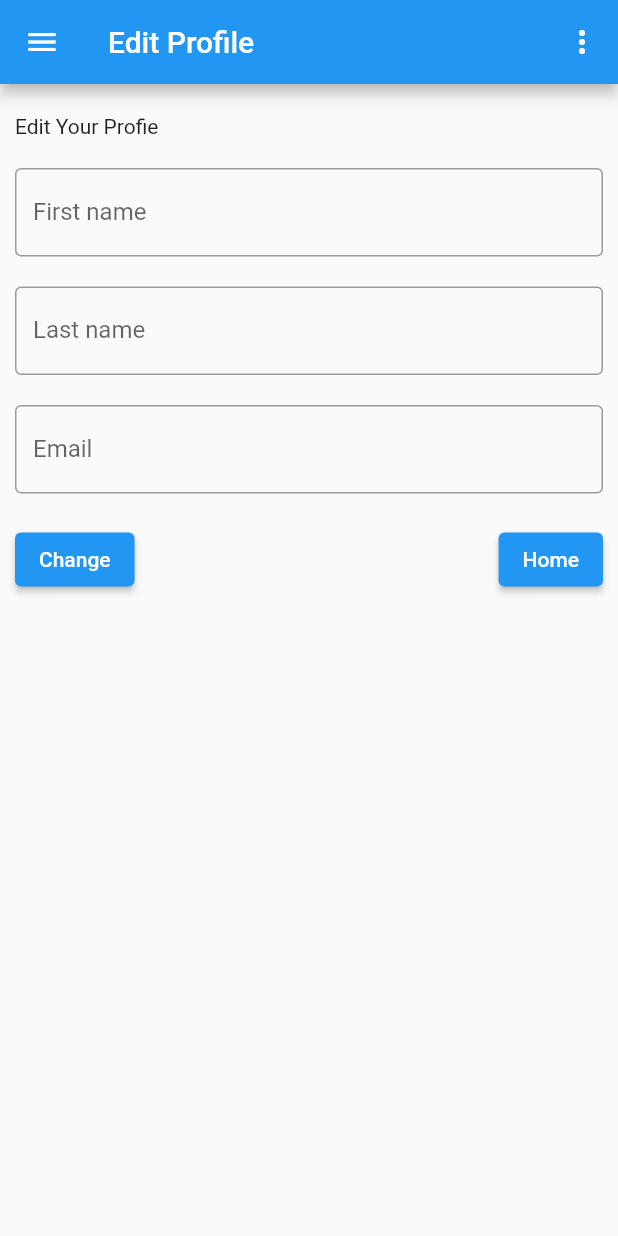
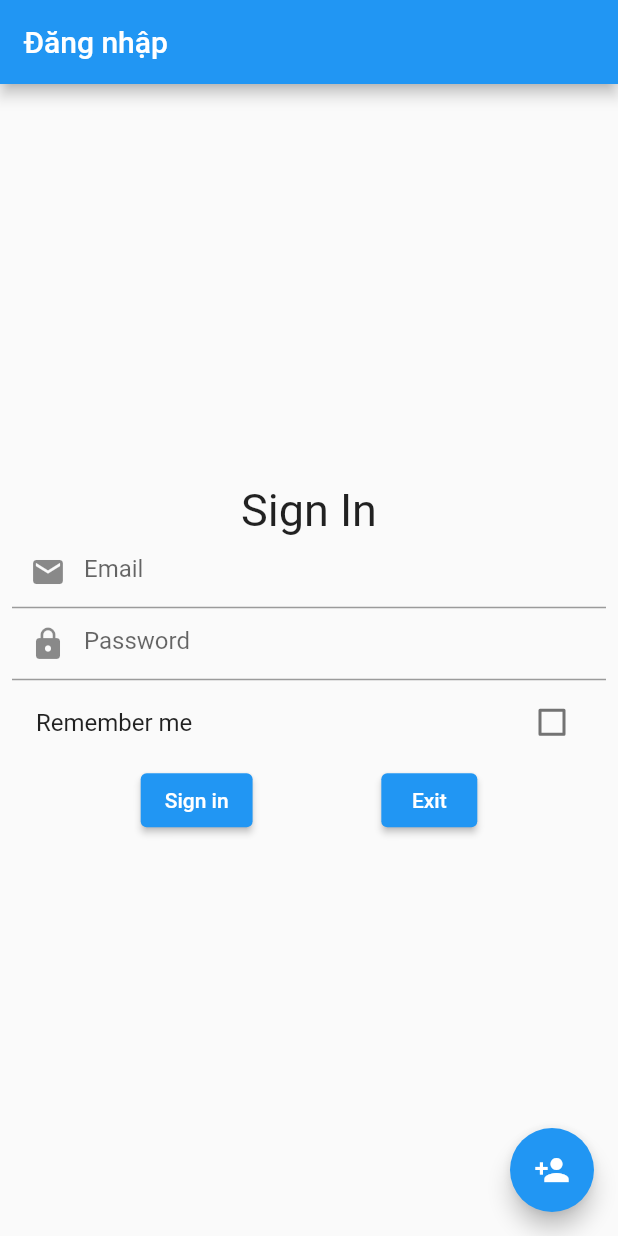
Before and after one commit to duyduc2809/MockProject1, a Flutter app: the screen it shows after launch, on a phone screen of 412 x 824 dp. Run offline on Flutter 3.47's test engine with Material 2 defaults, Android fonts, the phone set to English and light mode, and no system bars; our stand-ins replace shared_preferences, sqflite; accounts and stored records are empty.

Commit message:
add DualScreen, 2 forms

```diff
--- a/lib/main.dart
+++ b/lib/main.dart
@@ -1,7 +1,8 @@
 import 'package:flutter/material.dart';
+import 'package:mock_prj1/screens/DualFormScreen.dart';
 import 'package:mock_prj1/screens/EditProfile.dart';
-import 'package:mock_prj1/screens/SignInScreen.dart';
+
 
 void main() {
-  runApp(const EditProfile());
+  runApp( MaterialApp(home: DualFormScreen()));
 }
--- /dev/null
+++ b/lib/screens/DualFormScreen.dart
@@ -0,0 +1,63 @@
+import 'package:flutter/material.dart';
+import 'package:mock_prj1/constants/DimensionConstant.dart';
+
+import '../widgets/LoginForm.dart';
+import '../widgets/RegisterForm.dart';
+
+enum FormType { login, register }
+
+class DualFormScreen extends StatefulWidget {
+  @override
+  _DualFormScreenState createState() => _DualFormScreenState();
+}
+
+class _DualFormScreenState extends State<DualFormScreen> {
+  FormType _currentForm = FormType.login;
+
+  @override
+  Widget build(BuildContext context) {
+    return Scaffold(
+      appBar: AppBar(
+        title: Text(_currentForm == FormType.login ? 'Đăng nhập' : 'Đăng ký'),
+      ),
+      body: Padding(
+        padding: const EdgeInsets.all(kTopPadding),
+        child: Column(
+          mainAxisAlignment: MainAxisAlignment.center,
+          children: [
+            Text(_currentForm == FormType.login ? 'Sign In' : 'Sign Up', style: TextStyle(fontSize: 30),) ,
+            _buildForm(),
+          ],
+        ),
+      ),
+      floatingActionButton: _currentForm == FormType.login ? FloatingActionButton(
+        onPressed: () {
+          setState(() {
+            _currentForm = _currentForm == FormType.login ? FormType.register : FormType.login;
+          });
+        },
+        child: Icon(_currentForm == FormType.login ? Icons.person_add : Icons.login),
+      ) : null
+    );
+  }
+
+  Widget _buildForm() {
+    if (_currentForm == FormType.login) {
+      return LoginForm(onSwitchForm: _switchToRegisterForm);
+    } else {
+      return RegisterForm(onSwitchForm: _switchToLoginForm);
+    }
+  }
+
+  void _switchToRegisterForm() {
+    setState(() {
+      _currentForm = FormType.register;
+    });
+  }
+
+  void _switchToLoginForm() {
+    setState(() {
+      _currentForm = FormType.login;
+    });
+  }
+}
--- a/lib/screens/SignInScreen.dart
+++ /dev/null
@@ -1,73 +0,0 @@
-import 'package:flutter/material.dart';
-import 'package:mock_prj1/helpers/SQLAccountHelper.dart';
-
-import '../Validator.dart';
-
-class SignInScreen extends StatefulWidget {
-  static const routeName = 'intro_screen';
-
-  const SignInScreen({super.key});
-
-  @override
-  State<SignInScreen> createState() => _SignInScreenState();
-}
-
-class _SignInScreenState extends State<SignInScreen> {
-  final _formKey = GlobalKey<FormState>();
-  final _userNameController = TextEditingController();
-  final _passwordController = TextEditingController();
-  final _emailController = TextEditingController();
-
-  @override
-  Widget build(BuildContext context) {
-    return MaterialApp(
-      home: Scaffold(
-        body: Form(
-            key: _formKey,
-            child: Column(
-              mainAxisAlignment: MainAxisAlignment.center,
-              children: [
-                TextFormField(
-                  controller: _emailController,
-                  validator: (value) => Validator.emailValidator(value),
-                  decoration: const InputDecoration(
-                      prefixIcon: Icon(Icons.email), hintText: 'Email'),
-                ),
-                TextFormField(
-                  obscureText: true,
-                  controller: _passwordController,
-                  validator: (value) {
-                    if (value == null || value.isEmpty) {
-                      return 'Please enter your password';
-                    }
-                    return null;
-                  },
-                  decoration: const InputDecoration(
-                      prefixIcon: Icon(Icons.lock), hintText: 'Password'),
-                ),
-                ElevatedButton(
-                    onPressed: () async {
-                      if (_formKey.currentState!.validate()) {
-                        final account = await SQLAccountHelper.getAccounts();
-                        account.forEach((acc) {
-                          if (acc['email'] == _emailController.text &&
-                              acc['password'] == _passwordController.text) {
-                            ScaffoldMessenger.of(context).showSnackBar(
-                                const SnackBar(
-                                    content: Text('Login Successful')));
-                          } else {
-                            ScaffoldMessenger.of(context).showSnackBar(
-                                const SnackBar(
-                                    content:
-                                        Text('Wrong username or password')));
-                          }
-                        });
-                      }
-                    },
-                    child: const Text('Sign in'))
-              ],
-            )),
-      ),
-    );
-  }
-}
--- /dev/null
+++ b/lib/widgets/LoginForm.dart
@@ -0,0 +1,134 @@
+import 'package:flutter/material.dart';
+import 'package:mock_prj1/screens/ItemScreen.dart';
+import 'package:path/path.dart';
+import '../Validator.dart';
+import '../helpers/SQLAccountHelper.dart';
+import 'package:shared_preferences/shared_preferences.dart';
+
+class LoginForm extends StatefulWidget {
+  final VoidCallback onSwitchForm;
+
+  LoginForm({required this.onSwitchForm});
+
+  @override
+  State<LoginForm> createState() => _LoginFormState();
+}
+
+class _LoginFormState extends State<LoginForm> {
+  final _formKey = GlobalKey<FormState>();
+  final _passwordController = TextEditingController();
+  final _emailController = TextEditingController();
+  bool _rememberMe = false;
+
+  @override
+  void initState() {
+    super.initState();
+    _loadRememberMeStatus();
+  }
+
+  // _loadRememberMeStatus() async {
+  //   SharedPreferences prefs = await SharedPreferences.getInstance();
+  //   setState(() {
+  //     _rememberMe = prefs.getBool('rememberMe') ?? false;
+  //     if (_rememberMe) {
+  //       _loadSavedCredentials();
+  //       _login(context as BuildContext);
+  //     }
+  //   });
+  // }
+  _loadRememberMeStatus() async {
+    SharedPreferences prefs = await SharedPreferences.getInstance();
+    setState(() {
+      _rememberMe = prefs.getBool('rememberMe') ?? false;
+      if (_rememberMe) {
+        _loadSavedCredentials();
+        _login();
+      }
+    });
+  }
+
+  _loadSavedCredentials() async {
+    var user = await SQLAccountHelper.getAccountToSave();
+    if (user != null) {
+      _emailController.text = user['email'].toString();
+      _passwordController.text = user['password'].toString();
+    }
+  }
+
+  _saveCredentials() async {
+    SharedPreferences prefs = await SharedPreferences.getInstance();
+    await prefs.setBool('rememberMe', _rememberMe);
+    if (_rememberMe) {
+      String email = _emailController.text;
+      String password = _passwordController.text;
+      SQLAccountHelper db = SQLAccountHelper();
+      await SQLAccountHelper.saveUser(email, password);
+    }
+  }
+
+  @override
+  Widget build(BuildContext context) {
+    return Form(
+        key: _formKey,
+        child: Column(
+          children: [
+            TextFormField(
+              controller: _emailController,
+              validator: (value) => Validator.emailValidator(value),
+              decoration: const InputDecoration(
+                  prefixIcon: Icon(Icons.email), hintText: 'Email'),
+            ),
+            TextFormField(
+              obscureText: true,
+              controller: _passwordController,
+              validator: (value) {
+                if (value == null || value.isEmpty) {
+                  return 'Please enter your password';
+                }
+                return null;
+              },
+              decoration: const InputDecoration(
+                  prefixIcon: Icon(Icons.lock), hintText: 'Password'),
+            ),
+            CheckboxListTile(
+              title: Text("Remember me"),
+              value: _rememberMe,
+              onChanged: (value) {
+                setState(() {
+                  _rememberMe = value!;
+                  print(value);
+                });
+              },
+            ),
+            Row(
+              mainAxisAlignment: MainAxisAlignment.spaceEvenly,
+              children: [
+                ElevatedButton(
+                    onPressed: () async {
+                      if (_formKey.currentState!.validate()) {
+                        _login();
+                      }
+                    },
+                    child: const Text('Sign in')),
+                ElevatedButton(onPressed: () {}, child: const Text('Exit'))
+              ],
+            )
+          ],
+        ));
+  }
+
+  _login() async {
+    final account = await SQLAccountHelper.getAccounts();
+    account.forEach((acc) {
+      if (acc['email'] == _emailController.text &&
+          acc['password'] == _passwordController.text) {
+        _saveCredentials();
+        Navigator.push(this.context,
+            MaterialPageRoute(builder: (context) => ItemsScreen()));
+      } else {
+        ScaffoldMessenger.of(this.context).showSnackBar(
+            const SnackBar(content: Text('Wrong username or password')));
+      }
+    });
+  }
+}
```
Also changed, not shown: lib/helpers/SQLAccountHelper.dart (+23 -2 lines), lib/routes.dart (+6 -6 lines), lib/screens/ItemScreen.dart (added, +232 -0 lines), lib/widgets/RegisterForm.dart (added, +73 -0 lines), 3 other files.
